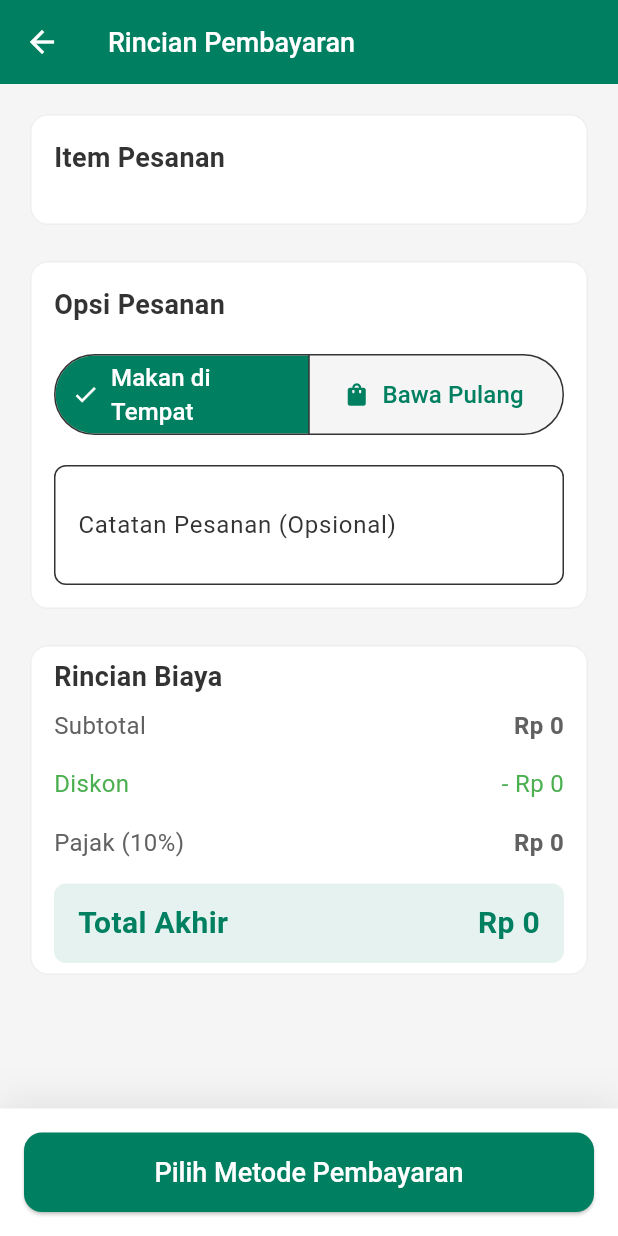
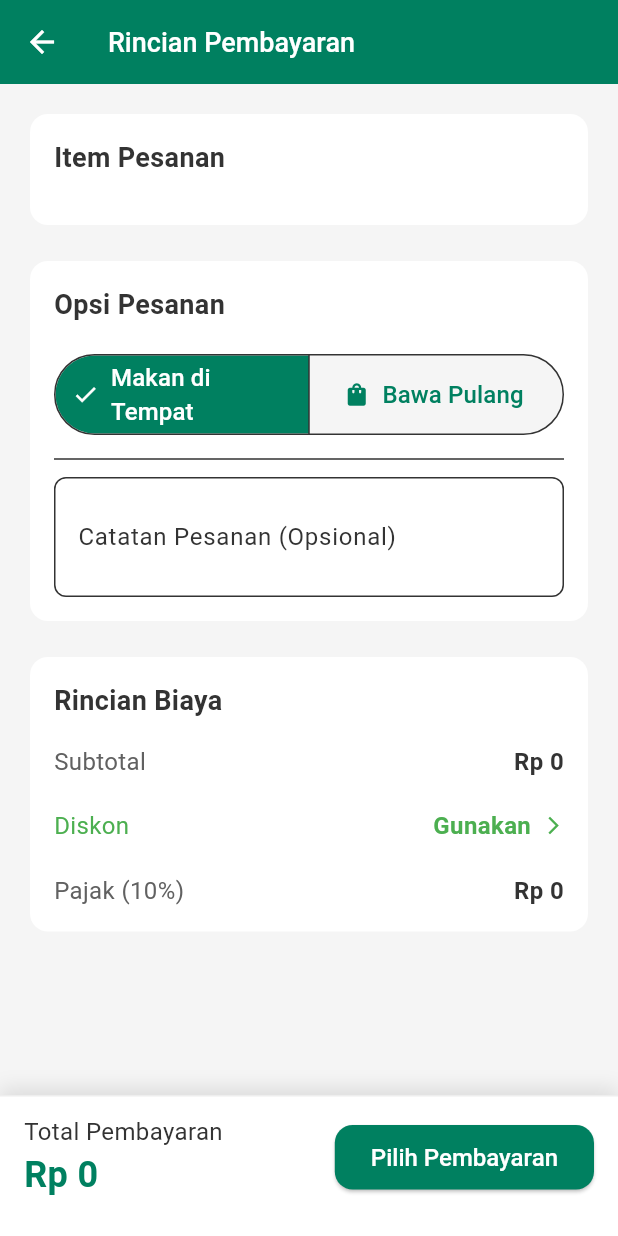
Before and after one commit to maulana2/flutter_pos_app, a Flutter app: the CheckoutView screen opened by its route, on a phone screen of 412 x 824 dp. Run offline on Flutter 3.47's test engine with Material 3 defaults, Android fonts, the phone set to English and light mode, and no system bars; our stand-ins replace equatable, flutter_staggered_animations, flutter_svg, get, google_fonts and 1 more; generated files the repository leaves out were written again; network calls fail.

```diff
--- a/lib/app/modules/checkout/views/checkout_view.dart
+++ b/lib/app/modules/checkout/views/checkout_view.dart
@@ -30,7 +30,7 @@ class CheckoutView extends GetView<CheckoutController> {
                   child: Column(
                     children: [
                       _buildOrderTypeSelector(),
-                      const SizedBox(height: 16),
+                      const Divider(height: 24),
                       _buildNotesField(),
                     ],
                   ),
@@ -39,37 +39,33 @@ class CheckoutView extends GetView<CheckoutController> {
                 _buildSectionCard(
                   title: 'Rincian Biaya',
                   child: _buildCostDetails(),
-                  padding: const EdgeInsets.symmetric(horizontal: 16, vertical: 8),
+                ),
+                const SizedBox(height: 100), // Memberi ruang agar tidak tertutup bottom bar
+              ],
+            ),
           ),
         ],
       ),
-          ),
-          _buildBottomAction(),
-        ],
-      ),
+      // Mengganti _buildBottomAction dengan widget yang selalu terlihat
+      bottomNavigationBar: _buildFloatingSummaryBar(),
     );
   }
 
-  Widget _buildSectionCard({required String title, required Widget child, EdgeInsets? padding}) {
+  Widget _buildSectionCard({required String title, required Widget child}) {
     return Card(
       elevation: 0,
       color: Colors.white,
       shape: RoundedRectangleBorder(
         borderRadius: BorderRadius.circular(12),
-        side: BorderSide(color: Colors.grey.shade200),
       ),
       child: Padding(
-        padding: padding ?? const EdgeInsets.all(16.0),
+        padding: const EdgeInsets.all(16.0),
         child: Column(
           crossAxisAlignment: CrossAxisAlignment.start,
           children: [
-            Padding(
-              padding: EdgeInsets.only(
-                  left: (padding != null ? 0 : 0), bottom: (padding != null ? 8 : 0)),
-              child: Text(title,
+            Text(title,
                 style: AppTextStyles.body.copyWith(fontWeight: FontWeight.bold, fontSize: 18)),
-            ),
-            if (padding == null) const SizedBox(height: 16),
+            const SizedBox(height: 16),
             child,
           ],
         ),
@@ -171,96 +167,102 @@ class CheckoutView extends GetView<CheckoutController> {
             _buildDiscountRow(),
             const SizedBox(height: 12),
             _buildCostRow('Pajak (10%)', controller.tax.value),
-            const SizedBox(height: 16),
-            Container(
-              padding: const EdgeInsets.symmetric(horizontal: 16, vertical: 12),
-              decoration: BoxDecoration(
-                color: AppColors.primary.withOpacity(0.1),
-                borderRadius: BorderRadius.circular(8),
-              ),
-              child: _buildCostRow('Total Akhir', controller.grandTotal.value, isTotal: true),
-            ),
           ],
         ));
   }
 
   Widget _buildDiscountRow() {
-    return InkWell(
+    return Material(
+      color: Colors.transparent,
+      child: InkWell(
         onTap: () => controller.openDiscountDialog(),
         borderRadius: BorderRadius.circular(8),
         child: Padding(
-        padding: const EdgeInsets.symmetric(vertical: 4.0),
+          padding: const EdgeInsets.symmetric(vertical: 8.0),
           child: Row(
             mainAxisAlignment: MainAxisAlignment.spaceBetween,
             children: [
+              Text('Diskon', style: AppTextStyles.body.copyWith(color: Colors.green)),
               Row(
                 children: [
-                const Text('Diskon', style: TextStyle(color: Colors.green)),
-                if (controller.discount.value > 0)
-                  IconButton(
-                    icon: const Icon(Icons.clear, size: 16, color: Colors.red),
-                    onPressed: () => controller.removeDiscount(),
-                    padding: EdgeInsets.zero,
-                    constraints: const BoxConstraints(),
-                  )
+                  Text(
+                    controller.discount.value > 0
+                        ? '- ${NumberFormat.currency(locale: 'id_ID', symbol: 'Rp ', decimalDigits: 0).format(controller.discount.value)}'
+                        : 'Gunakan',
+                    style: AppTextStyles.body
+                        .copyWith(color: Colors.green, fontWeight: FontWeight.bold),
+                  ),
+                  const SizedBox(width: 8),
+                  const Icon(Icons.arrow_forward_ios, size: 14, color: Colors.green)
                 ],
               ),
-            Text(
-              '- ${NumberFormat.currency(locale: 'id_ID', symbol: 'Rp ', decimalDigits: 0).format(controller.discount.value)}',
-              style: const TextStyle(color: Colors.green),
+            ],
           ),
-          ],
         ),
       ),
     );
   }
 
-  Widget _buildCostRow(String label, double amount, {bool isTotal = false}) {
-    final style = isTotal
-        ? AppTextStyles.heading.copyWith(fontSize: 20, color: AppColors.primary)
-        : AppTextStyles.body.copyWith(color: Colors.grey.shade700);
-
+  Widget _buildCostRow(String label, double amount) {
     return Row(
       mainAxisAlignment: MainAxisAlignment.spaceBetween,
       children: [
-        Text(label,
-            style: style.copyWith(fontWeight: isTotal ? FontWeight.bold : FontWeight.normal)),
+        Text(label, style: AppTextStyles.body.copyWith(color: Colors.grey.shade700)),
         Text(
           NumberFormat.currency(locale: 'id_ID', symbol: 'Rp ', decimalDigits: 0).format(amount),
-          style: style.copyWith(fontWeight: FontWeight.bold),
+          style: AppTextStyles.body.copyWith(fontWeight: FontWeight.bold),
         ),
       ],
     );
   }
 
-  Widget _buildBottomAction() {
+  Widget _buildFloatingSummaryBar() {
     return Container(
-      padding: const EdgeInsets.all(16),
+      padding: const EdgeInsets.fromLTRB(16, 12, 16, 24),
       decoration: BoxDecoration(
         color: Colors.white,
         boxShadow: [
           BoxShadow(
-            color: Colors.black.withOpacity(0.08),
-            blurRadius: 20,
+            color: Colors.black.withOpacity(0.1),
+            blurRadius: 10,
             offset: const Offset(0, -5),
           )
         ],
+        border: Border(top: BorderSide(color: Colors.grey.shade200)),
       ),
-      child: SizedBox(
-        width: double.infinity,
-        child: ElevatedButton(
+      child: Row(
+        mainAxisAlignment: MainAxisAlignment.spaceBetween,
+        children: [
+          Expanded(
+            child: Column(
+              crossAxisAlignment: CrossAxisAlignment.start,
+              mainAxisSize: MainAxisSize.min,
+              children: [
+                const Text('Total Pembayaran', style: TextStyle(color: AppColors.text)),
+                Obx(() => Text(
+                      NumberFormat.currency(locale: 'id_ID', symbol: 'Rp ', decimalDigits: 0)
+                          .format(controller.grandTotal.value),
+                      style: AppTextStyles.heading.copyWith(color: AppColors.primary),
+                    )),
+              ],
+            ),
+          ),
+          const SizedBox(width: 16),
+          ElevatedButton(
             onPressed: () {
+              controller.showPaymentMethodSheet();
               // Aksi selanjutnya: buka bottom sheet metode pembayaran
             },
             style: ElevatedButton.styleFrom(
               backgroundColor: AppColors.primary,
               foregroundColor: AppColors.white,
-            padding: const EdgeInsets.symmetric(vertical: 16),
-            textStyle: AppTextStyles.button.copyWith(fontSize: 18),
+              padding: const EdgeInsets.symmetric(vertical: 12, horizontal: 24),
+              textStyle: AppTextStyles.button.copyWith(fontSize: 16),
               shape: RoundedRectangleBorder(borderRadius: BorderRadius.circular(12)),
             ),
-          child: const Text('Pilih Metode Pembayaran'),
+            child: const Text('Pilih Pembayaran'),
           ),
+        ],
       ),
     );
   }
--- a/pubspec.yaml
+++ b/pubspec.yaml
@@ -7,6 +7,7 @@ environment:
   sdk: '>=3.4.0 <4.0.0'
 
 dependencies:
+  dotted_line: ^3.2.3
   equatable: ^2.0.7
   flutter:
     sdk: flutter
```
Also changed, not shown: lib/app/modules/checkout/controllers/checkout_controller.dart (+12 -8 lines), lib/app/modules/checkout/widgets/payment_method_sheet.dart (added, +49 -0 lines). Lines whose indentation alone changed are shown as unchanged.
